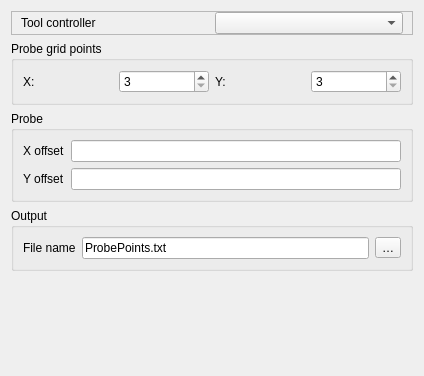
Qt form src/Mod/CAM/Gui/Resources/panels/PageOpProbeEdit.ui (southseact-3d/fcd) before a commit.
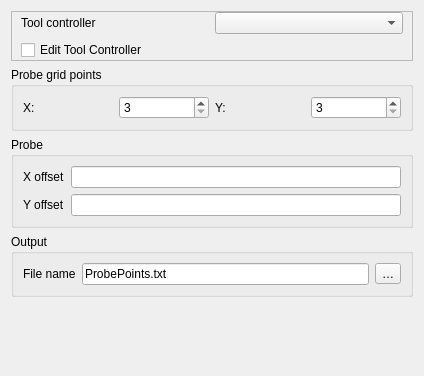
The same form after that commit. Custom widgets are drawn as their Qt base class.

Commit message: [CAM] Add UI elements for viewing and editing tool controller parameters from within the operation edit UI (#23180)

Patch:
```diff
--- a/src/Mod/CAM/Gui/Resources/panels/PageOpProbeEdit.ui
+++ b/src/Mod/CAM/Gui/Resources/panels/PageOpProbeEdit.ui
@@ -43,6 +43,13 @@
         </property>
        </widget>
       </item>
+      <item row="1" column="0" colspan="2">
+       <widget class="QCheckBox" name="editToolController">
+        <property name="text">
+         <string>Edit Tool Controller</string>
+        </property>
+       </widget>
+      </item>
      </layout>
     </widget>
    </item>
```
The commit also changes 26 other files.
